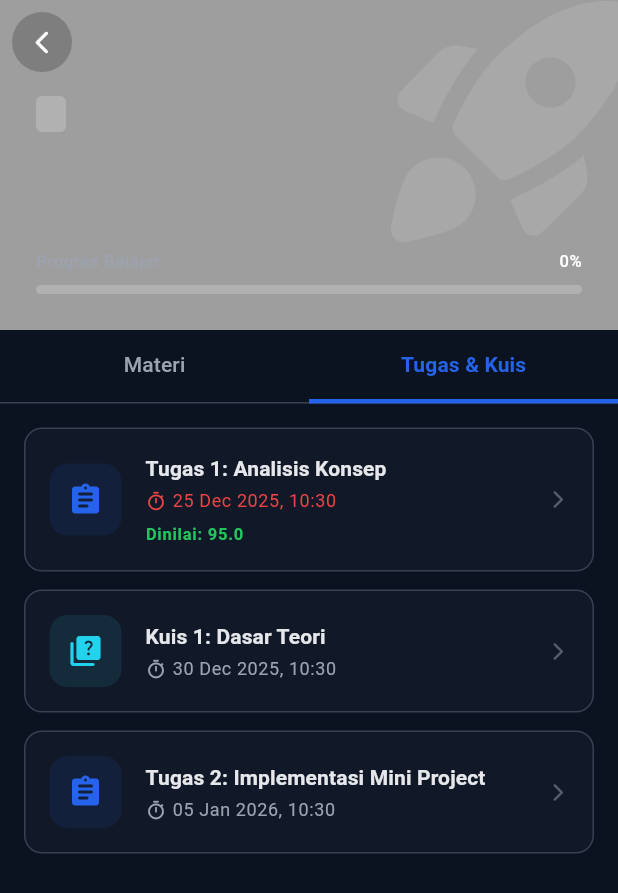
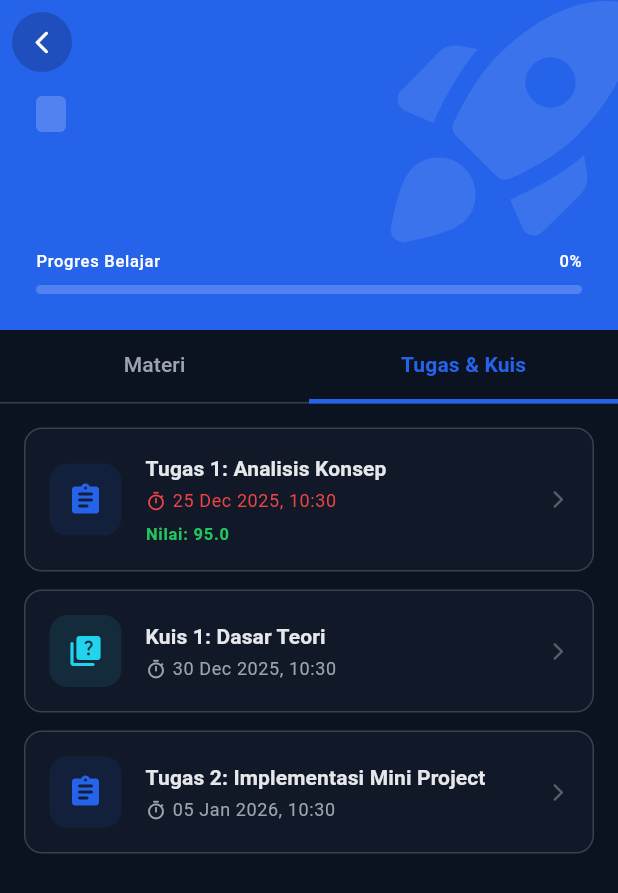
Before and after one commit to RobbyWahyudi/uimspace_app, a Flutter app: the CourseDetailPage screen opened directly with empty values, tab 2 chosen, on a phone screen of 412 x 824 dp. Shown: the top 893 px of the screen. Run offline on Flutter 3.47's test engine with Material 3 defaults, Android fonts, the phone set to English and light mode, and no system bars.

Commit message:
Memperbaiki tampilan halaman detail kelas

```diff
--- a/lib/core/widgets/space_components.dart
+++ b/lib/core/widgets/space_components.dart
@@ -201,6 +201,7 @@ class SpaceProgressBar extends StatelessWidget {
   final Color? backgroundColor;
   final double height;
   final String? label;
+  final Color? labelColor;
 
   const SpaceProgressBar({
     super.key,
@@ -209,6 +210,7 @@ class SpaceProgressBar extends StatelessWidget {
     this.backgroundColor,
     this.height = 8,
     this.label,
+    this.labelColor,
   });
 
   @override
@@ -221,11 +223,14 @@ class SpaceProgressBar extends StatelessWidget {
           Row(
             mainAxisAlignment: MainAxisAlignment.spaceBetween,
             children: [
-              Text(label!, style: SpaceTextStyles.labelSmall),
+              Text(
+                label!,
+                style: SpaceTextStyles.labelSmall.copyWith(color: labelColor),
+              ),
               Text(
                 '${(value * 100).toInt()}%',
                 style: SpaceTextStyles.labelSmall.copyWith(
-                  color: color ?? SpaceColors.primary,
+                  color: labelColor ?? color ?? SpaceColors.primary,
                 ),
               ),
             ],
--- a/lib/features/courses/presentation/course_detail_page.dart
+++ b/lib/features/courses/presentation/course_detail_page.dart
@@ -135,8 +135,6 @@ class _CourseDetailPageState extends State<CourseDetailPage>
 
   @override
   Widget build(BuildContext context) {
-    final themeColor = widget.course.accentColor ?? SpaceColors.primary;
-
     return Scaffold(
       backgroundColor: SpaceColors.background,
       body: NestedScrollView(
@@ -146,7 +144,8 @@ class _CourseDetailPageState extends State<CourseDetailPage>
               expandedHeight: 220.0,
               floating: false,
               pinned: true,
-              backgroundColor: themeColor,
+              backgroundColor: SpaceColors.primary,
+              surfaceTintColor: Colors.transparent,
               leading: Container(
                 margin: const EdgeInsets.all(8),
                 decoration: BoxDecoration(
@@ -183,9 +182,9 @@ class _CourseDetailPageState extends State<CourseDetailPage>
                       begin: Alignment.topLeft,
                       end: Alignment.bottomRight,
                       colors: [
-                        themeColor,
-                        themeColor.withValues(alpha: 0.6),
-                        themeColor.withValues(alpha: 0.4),
+                        SpaceColors.primary,
+                        SpaceColors.primary.withValues(alpha: 0.8),
+                        SpaceColors.primary.withValues(alpha: 0.6),
                       ],
                     ),
                   ),
@@ -244,6 +243,7 @@ class _CourseDetailPageState extends State<CourseDetailPage>
                                 ),
                                 height: 6,
                                 label: 'Progres Belajar',
+                                labelColor: Colors.white,
                               ),
                             ],
                           ),
@@ -591,7 +591,7 @@ class _CourseDetailPageState extends State<CourseDetailPage>
                       if (assessment.isGraded) ...[
                         const SizedBox(height: 6),
                         Text(
-                          'Dinilai: ${assessment.grade}',
+                          'Nilai: ${assessment.grade}',
                           style: SpaceTextStyles.labelSmall.copyWith(
                             color: SpaceColors.success,
                             fontWeight: FontWeight.bold,
```
